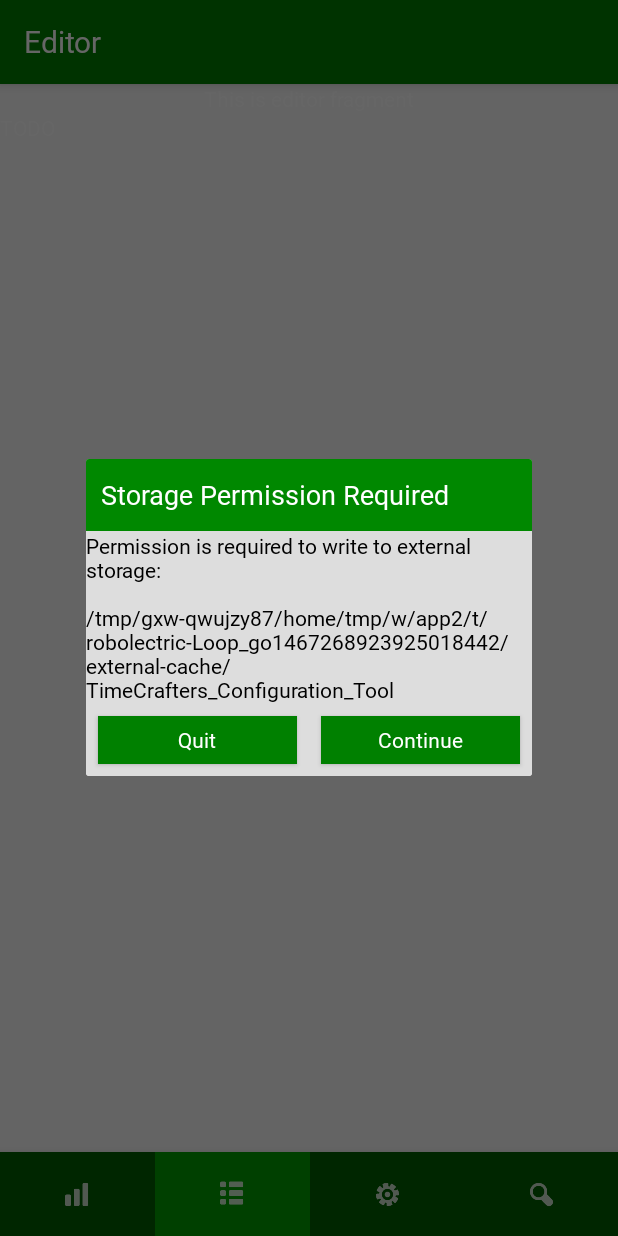
After one commit to TimeCrafters/TimeCraftersConfigurationTool, an Android app: the fragment PermissionsRequestDialog placed in its activity, on a phone screen of 412 x 824 dp. The commit adds this screen. Run offline under Robolectric (Android 15) with nearby library versions, the phone set to English and light mode, and no system bars; our stand-ins replace navigation-ui.

Commit message:
Implemented file writing, implemented write permission request, refactored Dialog to use DialogFragment, implemented json de/serializer for Settings

```diff
--- a/app/src/main/java/org/timecrafters/TimeCraftersConfigurationTool/MainActivity.java
+++ b/app/src/main/java/org/timecrafters/TimeCraftersConfigurationTool/MainActivity.java
@@ -1,20 +1,34 @@
 package org.timecrafters.TimeCraftersConfigurationTool;
 
+import android.Manifest;
 import android.os.Bundle;
+import android.util.Log;
+import android.widget.Toast;
 
 import com.google.android.material.bottomnavigation.BottomNavigationView;
 
 import androidx.appcompat.app.AppCompatActivity;
+import androidx.core.app.ActivityCompat;
+import androidx.core.content.ContextCompat;
 import androidx.navigation.NavController;
 import androidx.navigation.Navigation;
 import androidx.navigation.ui.AppBarConfiguration;
 import androidx.navigation.ui.NavigationUI;
 
+import org.timecrafters.TimeCraftersConfigurationTool.backend.Backend;
+import org.timecrafters.TimeCraftersConfigurationTool.dialogs.Dialog;
+import org.timecrafters.TimeCraftersConfigurationTool.dialogs.PermissionsRequestDialog;
+
+import static android.content.pm.PackageManager.PERMISSION_GRANTED;
+
 public class MainActivity extends AppCompatActivity {
+    private static final int REQUEST_WRITE_PERMISSION = 70;
+    private static final String TAG = "MainActivity";
 
     @Override
     protected void onCreate(Bundle savedInstanceState) {
         super.onCreate(savedInstanceState);
+
         setContentView(R.layout.activity_main);
         BottomNavigationView navView = findViewById(R.id.nav_view);
         // Passing each menu ID as a set of Ids because each
@@ -26,6 +40,40 @@ public class MainActivity extends AppCompatActivity {
         NavController navController = Navigation.findNavController(this, R.id.nav_host_fragment);
         NavigationUI.setupActionBarWithNavController(this, navController, appBarConfiguration);
         NavigationUI.setupWithNavController(navView, navController);
+
+        if (!havePermissions()) {
+            new PermissionsRequestDialog().show(getSupportFragmentManager(), null);
+        } else {
+            new Backend();
+        }
     }
 
+    @Override
+    public void onRequestPermissionsResult(int requestCode, String permissions[], int[] grantResults) {
+        switch (requestCode) {
+            case REQUEST_WRITE_PERMISSION: {
+                if (grantResults.length > 0 && grantResults[0] == PERMISSION_GRANTED) {
+                    // Permission granted
+                    new Backend();
+                } else {
+                    // Permission not given
+                    new PermissionsRequestDialog().show(getSupportFragmentManager(), null);
+                }
+            }
+        }
+    }
+
+    private boolean havePermissions() {
+        return ContextCompat.checkSelfPermission(MainActivity.this, Manifest.permission.WRITE_EXTERNAL_STORAGE) == PERMISSION_GRANTED;
+    }
+
+    public void requestStoragePermissions() {
+        ActivityCompat.requestPermissions(MainActivity.this,
+                new String[]{Manifest.permission.WRITE_EXTERNAL_STORAGE},
+                REQUEST_WRITE_PERMISSION);
+    }
+
+    public void close() {
+        finish();
+    }
 }
--- a/app/src/main/java/org/timecrafters/TimeCraftersConfigurationTool/dialogs/Dialog.java
+++ b/app/src/main/java/org/timecrafters/TimeCraftersConfigurationTool/dialogs/Dialog.java
@@ -1,45 +1,43 @@
 package org.timecrafters.TimeCraftersConfigurationTool.dialogs;
 
-import android.app.ActionBar;
-import android.content.Context;
 import android.graphics.Point;
 import android.os.Bundle;
-import android.util.DisplayMetrics;
+import android.view.LayoutInflater;
 import android.view.View;
 import android.view.ViewGroup;
-import android.view.Window;
-import android.view.WindowManager;
-import android.widget.Button;
 import android.widget.ImageButton;
 
-import androidx.annotation.NonNull;
+import androidx.fragment.app.DialogFragment;
 
 import org.timecrafters.TimeCraftersConfigurationTool.R;
 
-public class Dialog extends android.app.Dialog {
-    public Dialog(@NonNull Context context) {
-        super(context);
-    }
+public class Dialog extends DialogFragment {
+    @Override
+    public View onCreateView(LayoutInflater inflater, ViewGroup container, Bundle savedInstanceState) {
+        View v = View.inflate(getContext(), R.layout.dialog_base, null);
 
-    @Override
-    protected void onCreate(Bundle savedInstanceState) {
-        super.onCreate(savedInstanceState);
-        requestWindowFeature(Window.FEATURE_NO_TITLE);
-        setContentView(R.layout.dialog_base);
+        ImageButton closeButton = v.findViewById(R.id.dialogCloseButton);
 
-        ImageButton closeButton = findViewById(R.id.dialogCloseButton);
+        if (isCancelable()) {
             closeButton.setOnClickListener(new View.OnClickListener() {
                 @Override
                 public void onClick(View v) {
                     dismiss();
                 }
             });
+        } else {
+            closeButton.setVisibility(View.GONE);
+        }
+
+        return v;
     }
 
     @Override
-    protected void onStart() {
+    public void onStart() {
+        super.onStart();
+
         Point point = new Point();
-        getWindow().getWindowManager().getDefaultDisplay().getSize(point);
-        getWindow().setLayout((int) (point.x * 0.75), ViewGroup.LayoutParams.WRAP_CONTENT);
+        getActivity().getWindowManager().getDefaultDisplay().getSize(point);
+        getDialog().getWindow().setLayout((int) (point.x * 0.8), ViewGroup.LayoutParams.WRAP_CONTENT);
     }
 }
--- /dev/null
+++ b/app/src/main/java/org/timecrafters/TimeCraftersConfigurationTool/dialogs/PermissionsRequestDialog.java
@@ -0,0 +1,53 @@
+package org.timecrafters.TimeCraftersConfigurationTool.dialogs;
+
+import android.content.Context;
+import android.os.Bundle;
+import android.view.LayoutInflater;
+import android.view.View;
+import android.view.ViewGroup;
+import android.widget.Button;
+import android.widget.LinearLayout;
+import android.widget.TextView;
+
+import androidx.annotation.NonNull;
+
+import org.timecrafters.TimeCraftersConfigurationTool.MainActivity;
+import org.timecrafters.TimeCraftersConfigurationTool.R;
+import org.timecrafters.TimeCraftersConfigurationTool.backend.Backend;
+import org.timecrafters.TimeCraftersConfigurationTool.backend.TAC;
+
+public class PermissionsRequestDialog extends Dialog {
+    @Override
+    public View onCreateView(LayoutInflater inflater, ViewGroup container, Bundle savedInstanceState) {
+        setCancelable(false);
+
+        View v = super.onCreateView(inflater, container, savedInstanceState);
+
+        ((TextView)v.findViewById(R.id.dialogTitle)).setText("Storage Permission Required");
+        LinearLayout view = v.findViewById(R.id.dialogContent);
+        view.addView(getLayoutInflater().inflate(R.layout.dialog_permission_request, null));
+        ((TextView)view.findViewById(R.id.message)).setText("Permission is required to write to external storage:\n\n" + TAC.ROOT_PATH);
+
+        Button quitButton = view.findViewById(R.id.quit_button);
+        Button continueButton = view.findViewById(R.id.continue_button);
+
+        quitButton.setOnClickListener(new View.OnClickListener() {
+            @Override
+            public void onClick(View v) {
+            dismiss();
+            ((MainActivity) getActivity()).close();
+            }
+        });
+
+        continueButton.setOnClickListener(new View.OnClickListener() {
+            @Override
+            public void onClick(View v) {
+                dismiss();
+                ((MainActivity) getActivity()).requestStoragePermissions();
+            }
+        });
+
+
+        return v;
+    }
+}
--- /dev/null
+++ b/app/src/main/java/org/timecrafters/TimeCraftersConfigurationTool/serializers/SettingsDeserializer.java
@@ -0,0 +1,25 @@
+package org.timecrafters.TimeCraftersConfigurationTool.serializers;
+
+import com.google.gson.JsonDeserializationContext;
+import com.google.gson.JsonDeserializer;
+import com.google.gson.JsonElement;
+import com.google.gson.JsonObject;
+import com.google.gson.JsonParseException;
+
+import org.timecrafters.TimeCraftersConfigurationTool.backend.Settings;
+
+import java.lang.reflect.Type;
+
+public class SettingsDeserializer implements JsonDeserializer<Settings> {
+    @Override
+    public Settings deserialize(JsonElement json, Type type, JsonDeserializationContext context) throws JsonParseException {
+        JsonObject jsonObject = json.getAsJsonObject();
+        JsonObject data = jsonObject.get("data").getAsJsonObject();
+
+        return new Settings(
+                    data.get("hostname").getAsString(),
+                    data.get("port").getAsInt(),
+                    data.get("config").getAsString()
+                );
+    }
+}
--- a/app/src/main/res/layout/dialog_edit_variable.xml
+++ b/app/src/main/res/layout/dialog_edit_variable.xml
@@ -65,14 +65,14 @@
         android:orientation="horizontal">
 
         <Button
-            android:id="@+id/button"
+            android:id="@+id/cancel"
             android:layout_width="wrap_content"
             android:layout_height="wrap_content"
             android:layout_weight="1"
             android:text="@string/dialog_cancel" />
 
         <Button
-            android:id="@+id/button3"
+            android:id="@+id/mutate"
             android:layout_width="wrap_content"
             android:layout_height="wrap_content"
             android:layout_weight="1"
--- /dev/null
+++ b/app/src/main/res/layout/dialog_permission_request.xml
@@ -0,0 +1,42 @@
+<?xml version="1.0" encoding="utf-8"?>
+<androidx.constraintlayout.widget.ConstraintLayout
+    xmlns:android="http://schemas.android.com/apk/res/android"
+    xmlns:app="http://schemas.android.com/apk/res-auto"
+    android:layout_width="match_parent"
+    android:layout_height="match_parent">
+
+    <LinearLayout
+        android:layout_width="match_parent"
+        android:layout_height="match_parent"
+        android:orientation="vertical"
+        app:layout_constraintStart_toStartOf="parent"
+        app:layout_constraintTop_toTopOf="parent">
+
+        <TextView
+            android:id="@+id/message"
+            android:layout_width="match_parent"
+            android:layout_height="wrap_content"
+            android:textColor="@android:color/black" />
+
+        <LinearLayout
+            android:layout_width="match_parent"
+            android:layout_height="wrap_content"
+            android:orientation="horizontal">
+
+            <Button
+                android:id="@+id/quit_button"
+                android:layout_width="0dip"
+                android:layout_height="wrap_content"
+                android:layout_weight="1"
+                android:text="Quit" />
+
+            <Button
+                android:id="@+id/continue_button"
+                android:layout_width="0dip"
+                android:layout_height="wrap_content"
+                android:layout_weight="1"
+                android:text="Continue" />
+        </LinearLayout>
+
+    </LinearLayout>
+</androidx.constraintlayout.widget.ConstraintLayout>
```
Also changed, not shown: app/src/main/java/org/timecrafters/TimeCraftersConfigurationTool/backend/Backend.java (+100 -15 lines), app/src/main/java/org/timecrafters/TimeCraftersConfigurationTool/dialogs/VariableDialog.java (added, +42 -0 lines), app/src/main/java/org/timecrafters/TimeCraftersConfigurationTool/serializers/SettingsSerializer.java (added, +29 -0 lines), app/src/main/java/org/timecrafters/TimeCraftersConfigurationTool/ui/tacnet/TACNETFragment.java (+3 -11 lines). Lines whose indentation alone changed are shown as unchanged.
